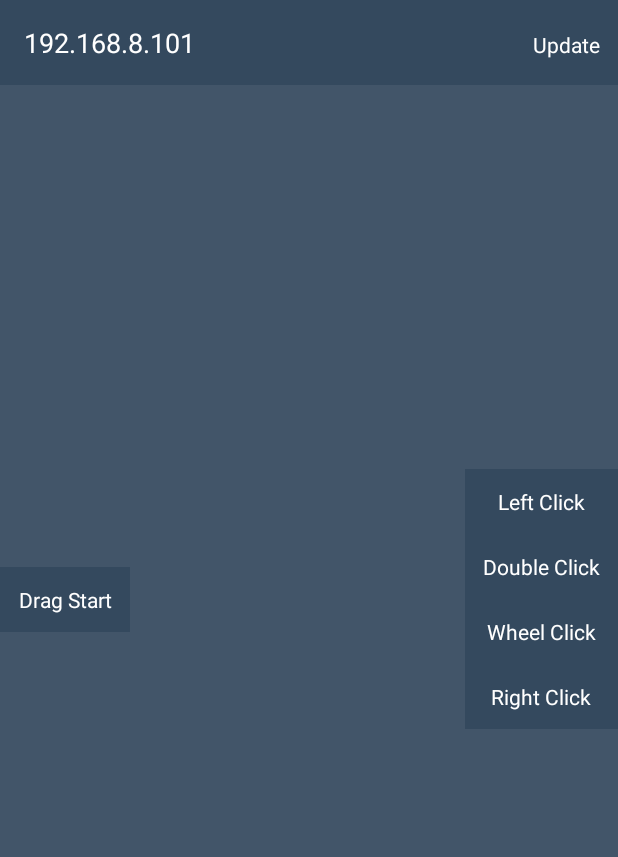
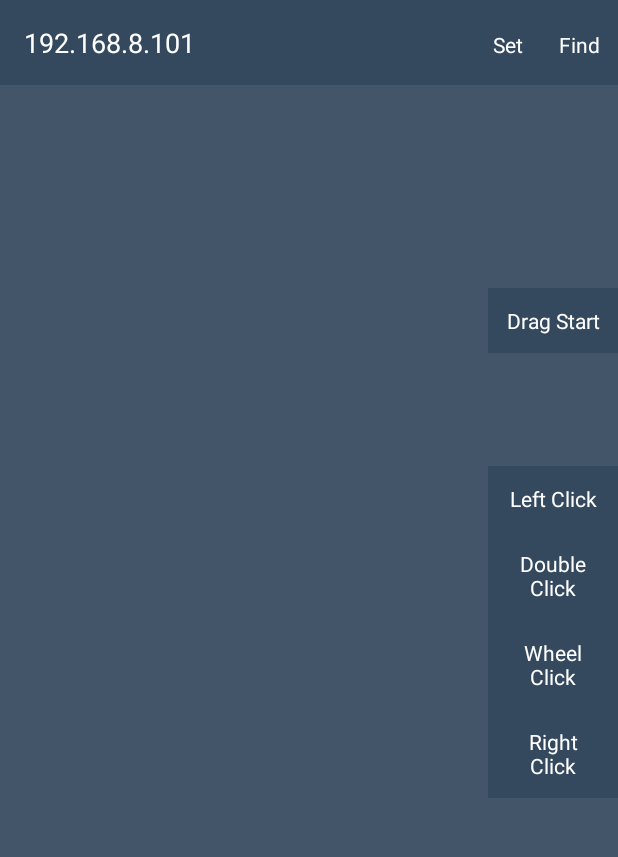
Before and after one commit to mattsilber/gome, an Android app: the screen it shows after launch (MainActivity), on a phone screen of 412 x 824 dp, the part 75-932 px from its top. Run offline under Robolectric (Android 15) with nearby library versions, the phone set to English and light mode, and no system bars; libraries missing offline, so code that uses them is left out: com.guardanis.imageloader; plain views replace EditText, TextView.

Commit message:
Fixed keyboard back issue and added basic find device system but I don't even know if it will actually work

```diff
--- a/gome-android-client/src/main/AndroidManifest.xml
+++ b/gome-android-client/src/main/AndroidManifest.xml
@@ -14,6 +14,7 @@
     <uses-permission android:name="android.permission.ACCESS_NETWORK_STATE"/>
     <uses-permission android:name="android.permission.ACCESS_WIFI_STATE"/>
     <uses-permission android:name="android.permission.WRITE_EXTERNAL_STORAGE"/>
+    <uses-permission android:name="android.permission.ACCESS_SUPERUSER"/>
 
     <application
         android:configChanges="orientation|keyboardHidden|screenSize"
--- a/gome-android-client/src/main/java/com/guardanis/gome/socket/SocketClient.java
+++ b/gome-android-client/src/main/java/com/guardanis/gome/socket/SocketClient.java
@@ -31,6 +31,8 @@ import javax.net.ssl.TrustManager;
 import javax.net.ssl.X509TrustManager;
 
 public class SocketClient implements Runnable {
+
+    public static final int DEFAULT_PORT = 13337;
 
     private static final String TAG = "gome-socket";
 
--- a/gome-android-client/src/main/java/com/guardanis/gome/tools/PendingEvents.java
+++ b/gome-android-client/src/main/java/com/guardanis/gome/tools/PendingEvents.java
@@ -11,6 +11,8 @@ public class PendingEvents {
 
         return instance;
     }
+
+    public static final String PE__PERMISSION_RETURN = "permissions_returned";
 
     private HashMap<String, Runnable> pendingEvents = new HashMap<String, Runnable>();
 
--- a/gome-android-client/src/main/res/layout/activity_main.xml
+++ b/gome-android-client/src/main/res/layout/activity_main.xml
@@ -41,6 +41,17 @@
                 android:textColor="@color/base__text_white"
                 android:textSize="@dimen/base__text_2"/>
 
+            <TextView
+                android:id="@+id/main__ip_action_search"
+                android:layout_width="wrap_content"
+                android:layout_height="wrap_content"
+                android:background="@drawable/base__button_transparent"
+                android:gravity="center"
+                android:padding="@dimen/base__padding_1"
+                android:text="@string/ip__action_search"
+                android:textColor="@color/base__text_white"
+                android:textSize="@dimen/base__text_2"/>
+
         </LinearLayout>
 
         <com.guardanis.gome.MoveView
@@ -55,10 +66,15 @@
     <LinearLayout
         android:layout_width="wrap_content"
         android:layout_height="wrap_content"
-        android:layout_alignParentLeft="true"
+        android:layout_alignParentRight="true"
         android:layout_centerVertical="true"
+        android:orientation="vertical">
+
+        <LinearLayout
+            android:layout_width="wrap_content"
+            android:layout_height="wrap_content"
             android:orientation="vertical"
-        android:paddingTop="75dip">
+            android:paddingBottom="75dip">
 
             <TextView
                 android:id="@+id/main__mouse_action_drag"
@@ -66,14 +82,6 @@
                 style="@style/main__action_item"/>
 
         </LinearLayout>
-
-    <LinearLayout
-        android:layout_width="wrap_content"
-        android:layout_height="wrap_content"
-        android:layout_alignParentRight="true"
-        android:layout_centerVertical="true"
-        android:orientation="vertical"
-        android:paddingTop="75dip">
 
         <TextView
             android:id="@+id/main__mouse_action_left_single_click"
--- a/gome-android-client/src/main/res/values/strings.xml
+++ b/gome-android-client/src/main/res/values/strings.xml
@@ -7,8 +7,17 @@
     <string name="alert_action_cancel">Cancel</string>
     <string name="alert_action_leave">Leave</string>
 
-    <string name="ip__action_set">Update</string>
+    <string name="ip__action_set">Set</string>
+    <string name="ip__action_update">Update</string>
+    <string name="ip__action_search">Find</string>
     <string name="ip__hint">IP Address</string>
+
+    <string name="alert_title_success">Success!</string>
+    <string name="alert_title_confirm">Confirmation</string>
+    <string name="alert_title_error">Something went wrong</string>
+    <string name="alert_title_loading">Loading</string>
+
+    <string name="alert_message_permission_required">You need to grant permissions to do that!</string>
 
     <string name="mouse__action_left_single_click">Left Click</string>
     <string name="mouse__action_left_double_click">Double Click</string>
@@ -20,6 +29,10 @@
 
     <string name="mouse__action_right_click">Right Click</string>
 
+
+    <string name="devices__selection_alert_title">Select a Device</string>
+    <string name="devices__selection_alert_none_found">We couldn\'t find any devices on your network!</string>
+
     <string-array name="fu__font_family_resources">
         <item>roboto--normal=fonts/roboto.ttf,bold=fonts/roboto_bold.ttf</item>
     </string-array>
```
Also changed, not shown: gome-android-client/src/main/java/com/guardanis/gome/BaseActivity.java (+10 -0 lines), gome-android-client/src/main/java/com/guardanis/gome/MainActivity.java (+61 -3 lines), gome-android-client/src/main/java/com/guardanis/gome/socket/DiscoveryAgent.java (added, +96 -0 lines), gome-android-client/src/main/java/com/guardanis/gome/tools/PermissionAuthenticator.java (added, +55 -0 lines). Lines whose indentation alone changed are shown as unchanged.
